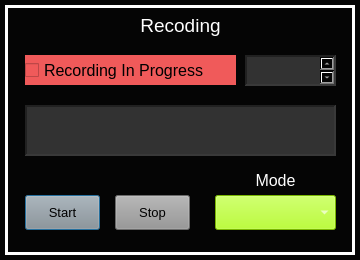
nahumbudin/AdjRaspi5qtSynthApp_2, file AdjRaspi5qtSynthApp_2/Dialog_Recording.ui: the form before one commit.
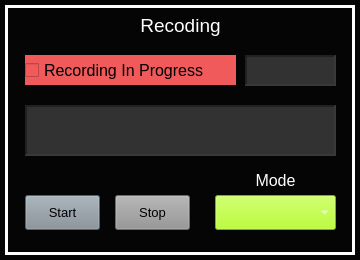
The form after the commit. Custom widgets are drawn as their Qt base class.

The edit to the form file:
```diff
--- a/AdjRaspi5qtSynthApp_2/Dialog_Recording.ui
+++ b/AdjRaspi5qtSynthApp_2/Dialog_Recording.ui
@@ -193,6 +193,12 @@
     <property name="midLineWidth">
      <number>2</number>
     </property>
+    <property name="verticalScrollBarPolicy">
+     <enum>Qt::ScrollBarAlwaysOff</enum>
+    </property>
+    <property name="horizontalScrollBarPolicy">
+     <enum>Qt::ScrollBarAlwaysOff</enum>
+    </property>
     <property name="readOnly">
      <bool>true</bool>
     </property>
```
